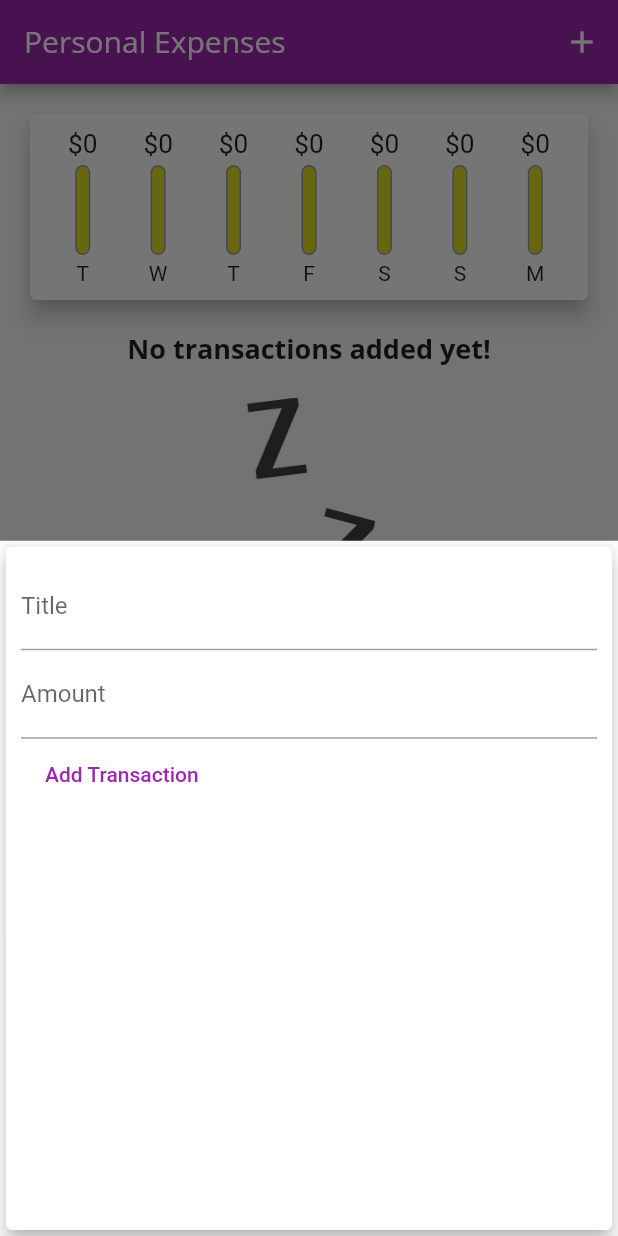
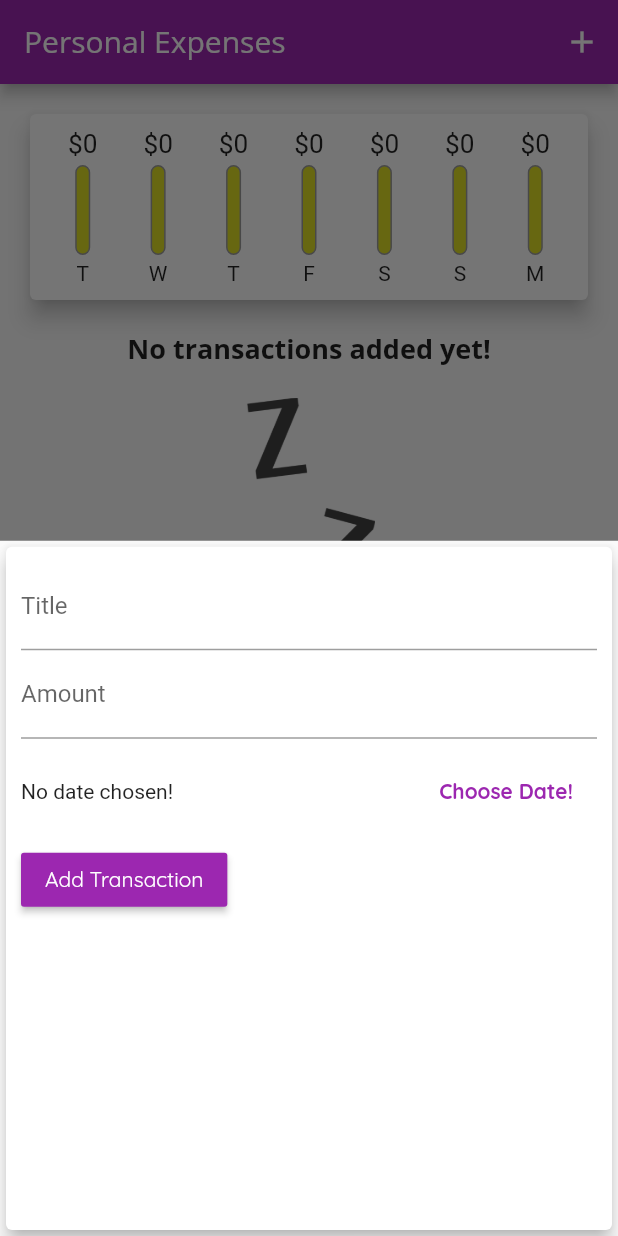
Before and after one commit to ayoline/Personal-Expenses-app, a Flutter app: the screen it shows after launch, after a tap on the "add" icon, on a phone screen of 412 x 824 dp. Run offline on Flutter 3.47's test engine with Material 2 defaults, Android fonts, the phone set to English and light mode, and no system bars.

Commit message:
update with some new corrections

```diff
--- a/lib/main.dart
+++ b/lib/main.dart
@@ -1,3 +1,5 @@
+// ignore_for_file: deprecated_member_use
+
 import 'package:flutter/material.dart';
 
 import './widgets/chart.dart';
@@ -21,11 +23,15 @@ class MyApp extends StatelessWidget {
           accentColor: Colors.amber,
           fontFamily: 'Quicksand',
           textTheme: ThemeData.light().textTheme.copyWith(
-                  headline6: const TextStyle(
-                fontFamily: 'OpenSans',
-                fontWeight: FontWeight.bold,
-                fontSize: 18,
-              )),
+                headline6: const TextStyle(
+                  fontFamily: 'OpenSans',
+                  fontWeight: FontWeight.bold,
+                  fontSize: 18,
+                ),
+                button: const TextStyle(
+                  color: Colors.white,
+                ),
+              ),
           appBarTheme: AppBarTheme(
             textTheme: ThemeData.light().textTheme.copyWith(
                     headline6: const TextStyle(
--- a/lib/widgets/new_transaction.dart
+++ b/lib/widgets/new_transaction.dart
@@ -1,4 +1,6 @@
+// ignore_for_file: deprecated_member_use, duplicate_ignore, sized_box_for_whitespace, avoid_print
 import 'package:flutter/material.dart';
+import 'package:intl/intl.dart';
 
 class NewTransaction extends StatefulWidget {
   final Function addTx;
@@ -10,13 +12,13 @@ class NewTransaction extends StatefulWidget {
 }
 
 class _NewTransactionState extends State<NewTransaction> {
-  final titleController = TextEditingController();
+  final _titleController = TextEditingController();
+  final _amountController = TextEditingController();
+  DateTime? _seletedDate;
 
-  final amountController = TextEditingController();
-
-  void submitData() {
-    final enteredTitle = titleController.text;
-    final enteredAmount = double.parse(amountController.text);
+  void _submitData() {
+    final enteredTitle = _titleController.text;
+    final enteredAmount = double.parse(_amountController.text);
 
     if (enteredTitle.isEmpty || enteredAmount <= 0) {
       return;
@@ -30,6 +32,23 @@ class _NewTransactionState extends State<NewTransaction> {
     Navigator.of(context).pop();
   }
 
+  void _presentDatePicker() {
+    showDatePicker(
+      context: context,
+      initialDate: DateTime.now(),
+      firstDate: DateTime(2022),
+      lastDate: DateTime.now(),
+    ).then((pickedDate) {
+      if (pickedDate == null) {
+        return;
+      }
+      setState(() {
+        _seletedDate = pickedDate;
+      });
+    });
+    print('...');
+  }
+
   @override
   Widget build(BuildContext context) {
     return Card(
@@ -41,24 +60,49 @@ class _NewTransactionState extends State<NewTransaction> {
           children: [
             TextField(
               decoration: const InputDecoration(labelText: 'Title'),
-              controller: titleController,
-              onSubmitted: (_) => submitData(),
+              controller: _titleController,
+              onSubmitted: (_) => _submitData(),
               // onChanged: (value) {
               //   titleInput = value;
               // },
             ),
             TextField(
               decoration: const InputDecoration(labelText: 'Amount'),
-              controller: amountController,
+              controller: _amountController,
               keyboardType: TextInputType.number,
-              onSubmitted: (_) => submitData(),
+              onSubmitted: (_) => _submitData(),
               // onChanged: (value) => amountInput = value,
             ),
+            Container(
+              height: 70,
+              child: Row(
+                children: [
+                  Expanded(
+                    child: Text(
+                      _seletedDate == null
+                          ? 'No date chosen!'
+                          : 'Picked Date: ${DateFormat.yMd().format(_seletedDate!)}',
+                    ),
+                  ),
+                  FlatButton(
+                    textColor: Theme.of(context).primaryColor,
+                    onPressed: () {
+                      _presentDatePicker();
+                    },
+                    child: const Text(
+                      'Choose Date!',
+                      style: TextStyle(fontWeight: FontWeight.bold),
+                    ),
+                  )
+                ],
+              ),
+            ),
             // ignore: deprecated_member_use
-            FlatButton(
-              textColor: Colors.purple,
+            RaisedButton(
+              color: Theme.of(context).primaryColor,
+              textColor: Theme.of(context).textTheme.button?.color,
               child: const Text('Add Transaction'),
-              onPressed: submitData,
+              onPressed: _submitData,
             )
           ],
         ),
```
